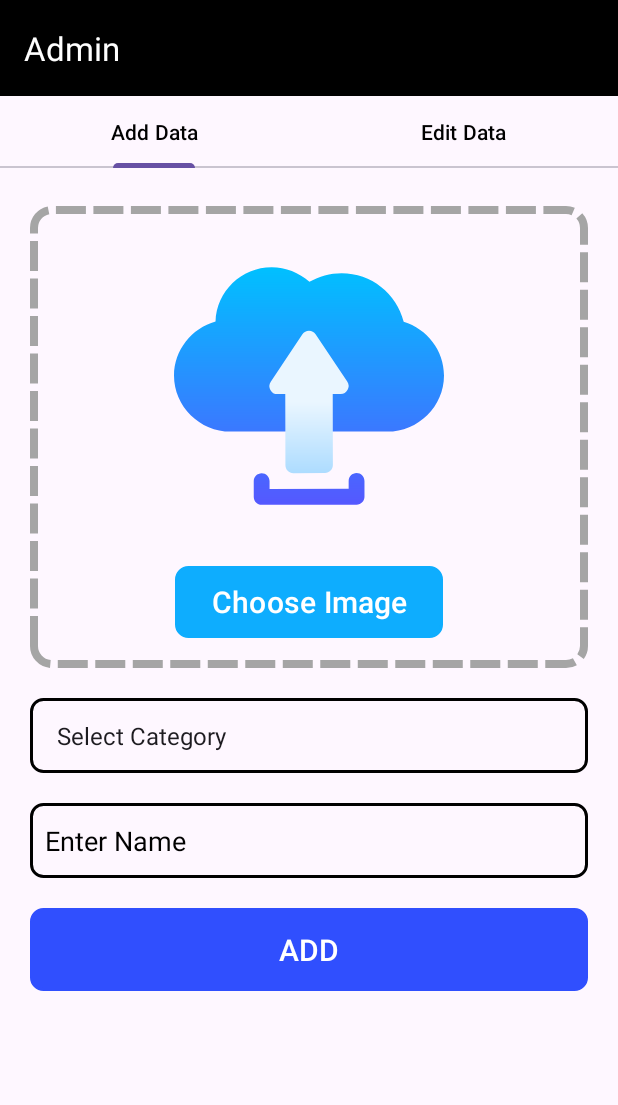
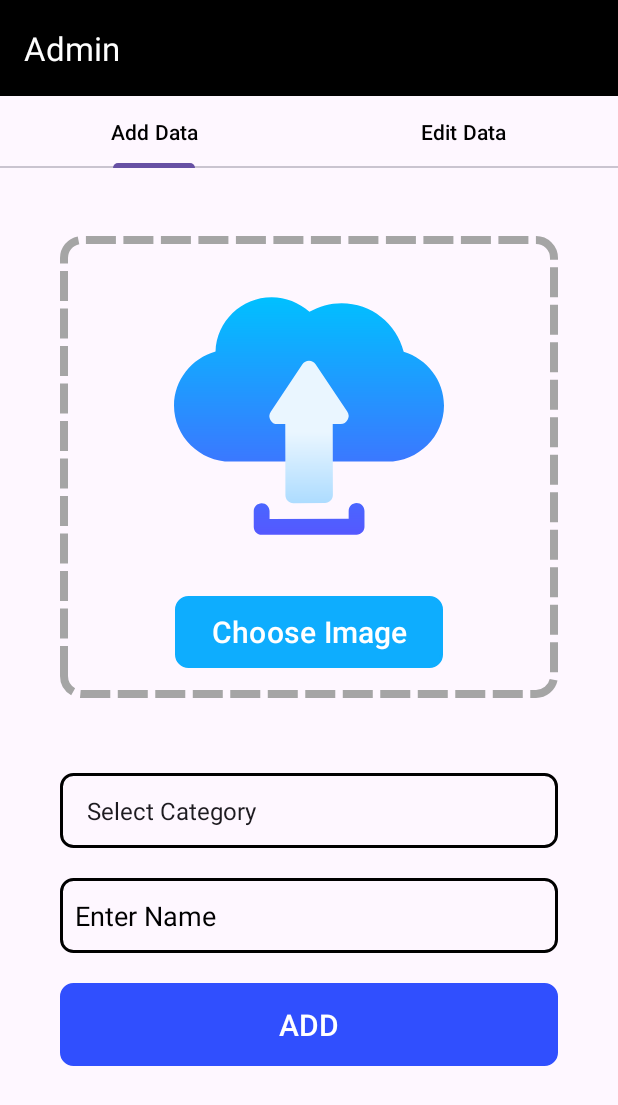
Before and after one commit to A23coder/AdminArtistry, an Android app: the AddFrag screen opened directly, with no data from a screen before it, after a tap on "Choose Image", on a phone screen of 412 x 824 dp. Shown: the top 1105 px of the screen. Run offline under Robolectric (Android 15) with nearby library versions, the phone set to English and light mode, and no system bars; our stand-ins replace Firebase (no records; nobody signed in at launch, a user with empty details on screens opened directly).

Commit message:
Another Changes..

```diff
--- a/app/src/main/java/com/aadhya/adminartistry/presentation/fragments/AddFrag.kt
+++ b/app/src/main/java/com/aadhya/adminartistry/presentation/fragments/AddFrag.kt
@@ -13,8 +13,9 @@ import android.view.ViewGroup
 import android.widget.AdapterView
 import android.widget.ArrayAdapter
 import android.widget.Toast
-import androidx.core.app.ActivityCompat
+import androidx.activity.result.contract.ActivityResultContracts
 import androidx.core.content.ContextCompat
+import androidx.core.graphics.drawable.toBitmap
 import androidx.core.net.toUri
 import androidx.fragment.app.Fragment
 import com.aadhya.adminartistry.R
@@ -56,7 +57,9 @@ class AddFrag : Fragment() {
 
     private fun setupSpinnerAdapters() {
         val mainCateAdapter = ArrayAdapter(
-            requireContext() , android.R.layout.simple_spinner_dropdown_item , Utils.mainCategory
+            requireContext() ,
+            android.R.layout.simple_spinner_dropdown_item ,
+            Utils.mainCategory
         )
         binding.mainCategory.adapter = mainCateAdapter
         binding.mainCategory.isEnabled = true
@@ -66,7 +69,10 @@ class AddFrag : Fragment() {
     private fun initListeners() {
         binding.mainCategory.onItemSelectedListener = object : AdapterView.OnItemSelectedListener {
             override fun onItemSelected(
-                parent: AdapterView<*> , view: View? , position: Int , id: Long ,
+                parent: AdapterView<*> ,
+                view: View? ,
+                position: Int ,
+                id: Long ,
             ) {
                 val selectedItem = parent.getItemAtPosition(position).toString()
                 selectedCategory = if (selectedItem == "Select Category") "" else selectedItem
@@ -78,7 +84,10 @@ class AddFrag : Fragment() {
 
         binding.subCategory.onItemSelectedListener = object : AdapterView.OnItemSelectedListener {
             override fun onItemSelected(
-                parent: AdapterView<*> , view: View? , position: Int , id: Long ,
+                parent: AdapterView<*> ,
+                view: View? ,
+                position: Int ,
+                id: Long ,
             ) {
                 val selectedItem = parent.getItemAtPosition(position).toString()
                 selectedSubCategory = if (selectedItem == "Select Subcategory") "" else selectedItem
@@ -94,51 +103,55 @@ class AddFrag : Fragment() {
         }
 
         binding.btnAddImage.setOnClickListener {
-            if (Build.VERSION.SDK_INT > Build.VERSION_CODES.S) {
-                if (ContextCompat.checkSelfPermission(
-                        requireContext() , Manifest.permission.READ_MEDIA_IMAGES
-                    ) != PackageManager.PERMISSION_GRANTED
-                ) {
-                    ActivityCompat.requestPermissions(
-                        requireActivity() ,
-                        arrayOf(Manifest.permission.READ_MEDIA_IMAGES) ,
-                        PERMISSION_REQUEST_CODE
-                    )
-                } else openGallery()
-            } else {
-                if (ContextCompat.checkSelfPermission(
-                        requireContext() , Manifest.permission.READ_EXTERNAL_STORAGE
-                    ) != PackageManager.PERMISSION_GRANTED
-                ) {
-                    ActivityCompat.requestPermissions(
-                        requireActivity() ,
-                        arrayOf(Manifest.permission.READ_EXTERNAL_STORAGE) ,
-                        PERMISSION_REQUEST_CODE
-                    )
-                } else {
-                    openGallery()
-                }
+            checkPermissionAndOpenGallery()
+        }
+    }
+
+    private fun checkPermissionAndOpenGallery() {
+        val permission = if (Build.VERSION.SDK_INT > Build.VERSION_CODES.S) {
+            Manifest.permission.READ_MEDIA_IMAGES
+        } else {
+            Manifest.permission.READ_EXTERNAL_STORAGE
+        }
+
+        when {
+            ContextCompat.checkSelfPermission(
+                requireContext() ,
+                permission
+            ) == PackageManager.PERMISSION_GRANTED -> {
+                openGallery()
+            }
+
+            shouldShowRequestPermissionRationale(permission) -> {
+                Toast.makeText(
+                    requireContext() ,
+                    "Permission needed to access gallery" ,
+                    Toast.LENGTH_SHORT
+                ).show()
+            }
+
+            else -> {
+                requestPermissionLauncher.launch(permission)
             }
         }
     }
 
-    private fun checkPermissionAndOpenGallery(permission: String) {
-        if (ContextCompat.checkSelfPermission(
-                requireContext() , permission
-            ) != PackageManager.PERMISSION_GRANTED
-        ) {
-            ActivityCompat.requestPermissions(
-                requireActivity() , arrayOf(permission) , PERMISSION_REQUEST_CODE
-            )
+    private val requestPermissionLauncher = registerForActivityResult(
+        ActivityResultContracts.RequestPermission()
+    ) { isGranted: Boolean ->
+        if (isGranted) {
+            openGallery()
         } else {
-            openGallery()
+            Toast.makeText(requireContext() , "Permission denied" , Toast.LENGTH_SHORT).show()
         }
     }
 
     private fun updateSubCategorySpinner() {
         if (selectedCategory == "Mehandi Design") {
             val subCateAdapter = ArrayAdapter(
-                requireContext() , android.R.layout.simple_spinner_dropdown_item , Utils.subCategory
+                requireContext() ,
+                android.R.layout.simple_spinner_dropdown_item ,
+                Utils.subCategory
             )
             binding.subCategory.adapter = subCateAdapter
             binding.subCategory.visibility = View.VISIBLE
@@ -151,6 +164,7 @@ class AddFrag : Fragment() {
     }
 
     private fun isFormValid(): Boolean {
+        checkImage()
         return when {
             binding.imgAddView.drawable == null -> {
                 Toast.makeText(requireContext() , "Please choose an image" , Toast.LENGTH_SHORT)
@@ -166,7 +180,9 @@ class AddFrag : Fragment() {
 
             selectedCategory == "Mehandi Design" && selectedSubCategory.isEmpty() -> {
                 Toast.makeText(
-                    requireContext() , "Please select a subcategory" , Toast.LENGTH_SHORT
+                    requireContext() ,
+                    "Please select a subcategory" ,
+                    Toast.LENGTH_SHORT
                 ).show()
                 false
             }
@@ -188,7 +204,6 @@ class AddFrag : Fragment() {
         startActivityForResult(intent , GALLERY_REQUEST_CODE)
     }
 
-    @Deprecated("Deprecated in Java")
     override fun onActivityResult(requestCode: Int , resultCode: Int , data: Intent?) {
         super.onActivityResult(requestCode , resultCode , data)
         if (resultCode == Activity.RESULT_OK && requestCode == GALLERY_REQUEST_CODE) {
@@ -203,15 +218,19 @@ class AddFrag : Fragment() {
         val storageReference = FirebaseStorage.getInstance().reference
         val imageRef = storageReference.child("images/${UUID.randomUUID()}.jpg")
         binding.progressBarAddData.visibility = View.VISIBLE
-        imageRef.putFile(imgUri.toUri()).addOnSuccessListener { taskSnapshot ->
+        imageRef.putFile(imgUri.toUri()).addOnSuccessListener {
             imageRef.downloadUrl.addOnSuccessListener { uri ->
                 val downloadUrl = uri.toString()
                 saveImageDetailsToDatabase(downloadUrl)
             }
         }.addOnFailureListener { exception ->
             Toast.makeText(
-                requireContext() , "Upload failed: ${exception.message}" , Toast.LENGTH_SHORT
+                requireContext() ,
+                "Upload failed: ${exception.message}" ,
+                Toast.LENGTH_SHORT
             ).show()
+        }.addOnCompleteListener {
+            binding.progressBarAddData.visibility = View.GONE
         }
     }
 
@@ -228,7 +247,6 @@ class AddFrag : Fragment() {
         mDatabaseReference.child("images").push().setValue(imageDetails).addOnSuccessListener {
             Toast.makeText(requireContext() , "Your data has been uploaded" , Toast.LENGTH_SHORT)
                 .show()
-            binding.progressBarAddData.visibility = View.GONE
             clearForm()
         }.addOnFailureListener { exception ->
             Toast.makeText(
@@ -250,18 +268,15 @@ class AddFrag : Fragment() {
         imgUri = ""
     }
 
-    @Deprecated("Deprecated in Java")
-    override fun onRequestPermissionsResult(
-        requestCode: Int ,
-        permissions: Array<out String> ,
-        grantResults: IntArray ,
-    ) {
-        super.onRequestPermissionsResult(requestCode , permissions , grantResults)
-        if (requestCode == PERMISSION_REQUEST_CODE) {
-            if (grantResults.isNotEmpty() && grantResults[0] == PackageManager.PERMISSION_GRANTED) {
-                openGallery()
-            } else {
-                Toast.makeText(requireContext() , "Permission denied" , Toast.LENGTH_SHORT).show()
+    private fun checkImage() {
+        val expectedDrawable = ContextCompat.getDrawable(requireContext() , R.drawable.ic_upload)
+        val currentDrawable = binding.imgAddView.drawable
+
+        if (expectedDrawable != null && currentDrawable != null) {
+            val bitmap1 = expectedDrawable.toBitmap()
+            val bitmap2 = currentDrawable.toBitmap()
+            if (bitmap1.sameAs(bitmap2)) {
+                Toast.makeText(requireContext() , "Choose Image" , Toast.LENGTH_SHORT).show()
             }
         }
     }
--- a/app/src/main/res/layout/layout_add_fragment.xml
+++ b/app/src/main/res/layout/layout_add_fragment.xml
@@ -1,8 +1,14 @@
 <?xml version="1.0" encoding="utf-8"?>
-<androidx.constraintlayout.widget.ConstraintLayout xmlns:android="http://schemas.android.com/apk/res/android"
+<ScrollView xmlns:android="http://schemas.android.com/apk/res/android"
     xmlns:app="http://schemas.android.com/apk/res-auto"
     android:layout_width="match_parent"
     android:layout_height="match_parent">
+
+    <androidx.constraintlayout.widget.ConstraintLayout
+        android:layout_width="match_parent"
+        android:layout_height="wrap_content"
+        android:padding="20dp">
+
 
         <androidx.constraintlayout.widget.ConstraintLayout
             android:id="@+id/layoutUpload"
@@ -46,6 +52,12 @@
 
         </androidx.constraintlayout.widget.ConstraintLayout>
 
+        <androidx.constraintlayout.widget.ConstraintLayout
+            android:layout_width="match_parent"
+            android:layout_height="wrap_content"
+            android:layout_marginTop="30dp"
+            app:layout_constraintTop_toBottomOf="@id/layoutUpload">
+
             <Spinner
                 android:id="@+id/mainCategory"
                 android:layout_width="match_parent"
@@ -53,9 +65,9 @@
                 android:layout_margin="20dp"
                 android:background="@drawable/roundedborder"
                 android:padding="10dp"
-        app:layout_constraintEnd_toEndOf="@+id/layoutUpload"
-        app:layout_constraintStart_toStartOf="@+id/layoutUpload"
-        app:layout_constraintTop_toBottomOf="@+id/layoutUpload" />
+                app:layout_constraintEnd_toEndOf="parent"
+                app:layout_constraintStart_toStartOf="parent"
+                app:layout_constraintTop_toTopOf="parent" />
 
             <Spinner
                 android:id="@+id/subCategory"
@@ -112,5 +124,12 @@
                 android:visibility="gone"
                 app:layout_constraintBottom_toBottomOf="parent"
                 app:layout_constraintEnd_toEndOf="@id/btnUpload"
-        app:layout_constraintStart_toStartOf="@+id/btnUpload" />
+                app:layout_constraintStart_toStartOf="@+id/btnUpload"
+                app:layout_constraintTop_toBottomOf="@+id/btnUpload" />
+
         </androidx.constraintlayout.widget.ConstraintLayout>
+
+    </androidx.constraintlayout.widget.ConstraintLayout>
+
+
+</ScrollView>
```
Lines whose indentation alone changed are shown as unchanged.
